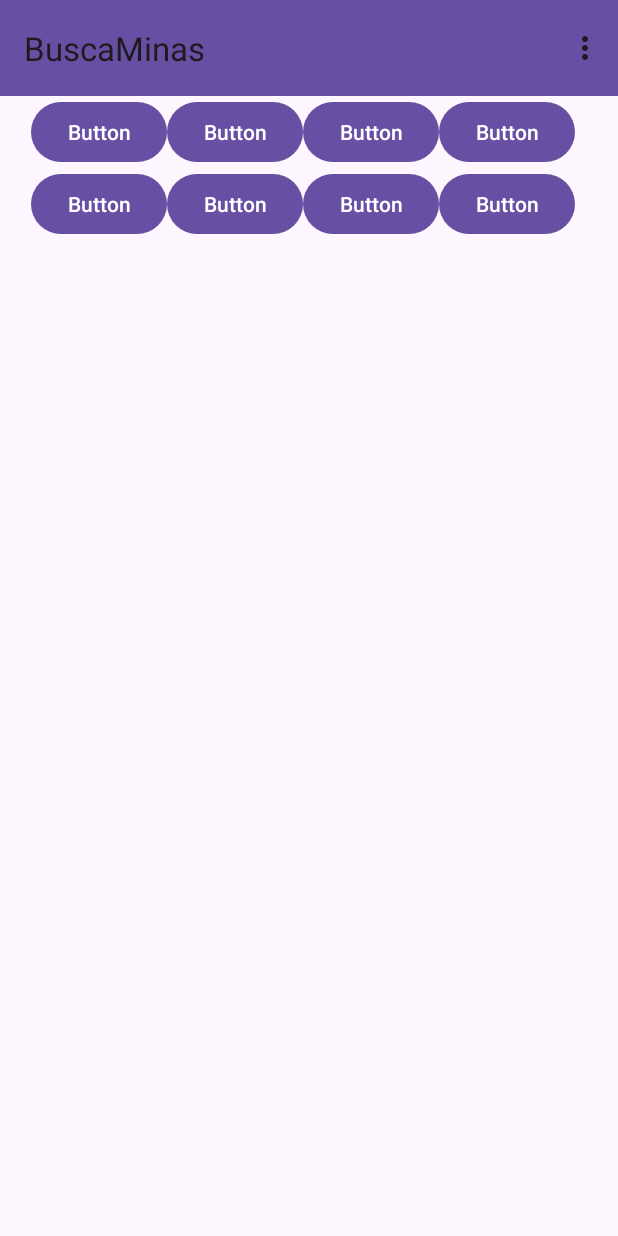
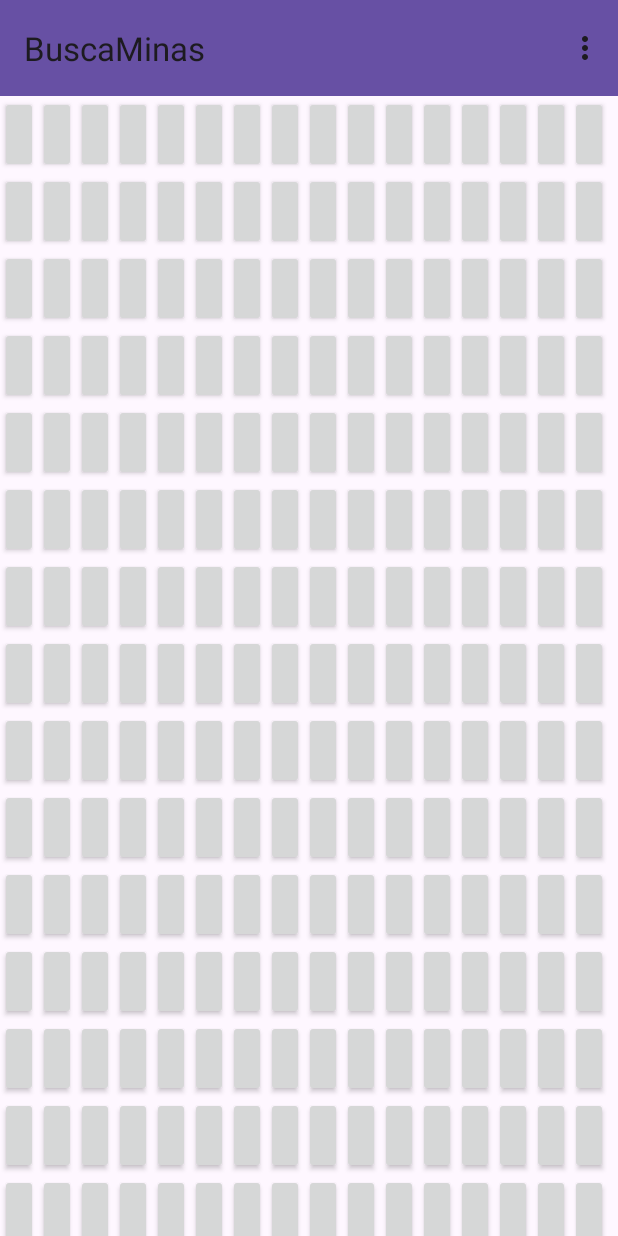
Before and after one commit to Snakeyesmp/BuscaPower-Ups, an Android app: the screen it shows after launch (MainActivity), on a phone screen of 412 x 824 dp. Run offline under Robolectric (Android 15) with nearby library versions, the phone set to English and light mode, and no system bars.

Commit message:
Se pone el grid segun el numero de botones

```diff
--- a/app/src/main/java/com/example/buscaminas/MainActivity.kt
+++ b/app/src/main/java/com/example/buscaminas/MainActivity.kt
@@ -2,8 +2,13 @@ package com.example.buscaminas
 
 import androidx.appcompat.app.AppCompatActivity
 import android.os.Bundle
+import android.util.DisplayMetrics
 import android.view.Menu
+import android.widget.Button
 import androidx.appcompat.widget.Toolbar
+import androidx.core.view.marginBottom
+import androidx.core.view.setMargins
+import androidx.gridlayout.widget.GridLayout
 
 class MainActivity : AppCompatActivity() {
     override fun onCreate(savedInstanceState: Bundle?) {
@@ -11,9 +16,42 @@ class MainActivity : AppCompatActivity() {
         setContentView(R.layout.activity_main)
 
         // se crea un objeto toolbar, ¡importante importar el correcto!
-        val toolbar = findViewById<Toolbar>(R.id.toolbar)
+        val toolbar : Toolbar = findViewById (R.id.toolbar)
         // hace que la toolbar funcione como actionbar para la activity window actual
         setSupportActionBar(toolbar)
+
+        val gridLayout : GridLayout = findViewById(R.id.grid)
+
+        val rowCount = 16
+        val columnCount = 16
+
+        // Esta manera de obtener cuanto mide la pantalla está deprecated, pero al estar usando una API antigua no queda otra
+        val displayMetrics = DisplayMetrics()
+        windowManager.defaultDisplay.getMetrics(displayMetrics)
+
+        val screenWidth = displayMetrics.widthPixels
+        val screenHeight = displayMetrics.heightPixels
+
+        // el ancho del botón será el ancho de la pantalla dividido por el numero de columnas
+        val cellWidth = screenWidth / columnCount
+        val cellHeight = screenHeight / rowCount
+
+        gridLayout.rowCount = rowCount
+        gridLayout.columnCount = columnCount
+
+        for (i in 1..rowCount) {
+            for (j in 1..columnCount) {
+                var cell = Button(this)
+                // Esto es para poder cambiar los parámetros del boton ( tamaño, margenes, etc.)
+                cell.layoutParams = GridLayout.LayoutParams().apply {
+                    width = cellWidth
+                    height = cellHeight
+                }
+
+                // Agrega la celda al GridLayout.
+                gridLayout.addView(cell)
+            }
+        }
 
 
 
--- a/app/src/main/res/layout/activity_main.xml
+++ b/app/src/main/res/layout/activity_main.xml
@@ -2,6 +2,7 @@
 <androidx.constraintlayout.widget.ConstraintLayout xmlns:android="http://schemas.android.com/apk/res/android"
     xmlns:app="http://schemas.android.com/apk/res-auto"
     xmlns:tools="http://schemas.android.com/tools"
+    android:id="@+id/contraintLayout"
     android:layout_width="match_parent"
     android:layout_height="match_parent"
     tools:context=".MainActivity">
@@ -17,12 +18,17 @@
         app:layout_constraintStart_toStartOf="parent"
         app:layout_constraintTop_toTopOf="parent" />
 
-    <include
-        layout="@layout/tableroprincipiante"
-        android:layout_width="371dp"
-        android:layout_height="348dp"
+    <androidx.gridlayout.widget.GridLayout
+        android:id="@+id/grid"
+        android:layout_width="0dp"
+        android:layout_height="0dp"
+        android:layout_gravity="center"
+        app:layout_constraintBottom_toBottomOf="parent"
         app:layout_constraintEnd_toEndOf="parent"
+        app:layout_constraintHorizontal_bias="0.0"
         app:layout_constraintStart_toStartOf="parent"
-        app:layout_constraintTop_toBottomOf="@+id/toolbar" />
+        app:layout_constraintTop_toBottomOf="@+id/toolbar">
+
+    </androidx.gridlayout.widget.GridLayout>
 
 </androidx.constraintlayout.widget.ConstraintLayout>
--- a/app/src/main/res/layout/tableroprincipiante.xml
+++ /dev/null
@@ -1,81 +0,0 @@
-<?xml version="1.0" encoding="utf-8"?>
-<androidx.constraintlayout.widget.ConstraintLayout xmlns:android="http://schemas.android.com/apk/res/android"
-    xmlns:app="http://schemas.android.com/apk/res-auto"
-    xmlns:tools="http://schemas.android.com/tools"
-    android:layout_width="match_parent"
-    android:layout_height="match_parent">
-
-    <androidx.gridlayout.widget.GridLayout
-        android:layout_width="0dp"
-        android:layout_height="0dp"
-        app:layout_constraintBottom_toBottomOf="parent"
-        app:layout_constraintEnd_toEndOf="parent"
-        app:layout_constraintStart_toStartOf="parent"
-        app:layout_constraintTop_toTopOf="parent">
-
-        <Button
-            android:id="@+id/button"
-            android:layout_width="wrap_content"
-            android:layout_height="wrap_content"
-            android:text="Button"
-            app:layout_column="0"
-            app:layout_row="0" />
-
-        <Button
-            android:id="@+id/button2"
-            android:layout_width="wrap_content"
-            android:layout_height="wrap_content"
-            android:text="Button"
-            app:layout_column="1"
-            app:layout_row="0" />
-
-        <Button
-            android:id="@+id/button3"
-            android:layout_width="wrap_content"
-            android:layout_height="wrap_content"
-            android:text="Button"
-            app:layout_column="2"
-            app:layout_row="0" />
-
-        <Button
-            android:id="@+id/button4"
-            android:layout_width="wrap_content"
-            android:layout_height="wrap_content"
-            android:text="Button"
-            app:layout_column="3"
-            app:layout_row="0" />
-
-        <Button
-            android:id="@+id/button5"
-            android:layout_width="wrap_content"
-            android:layout_height="wrap_content"
-            android:text="Button"
-            app:layout_column="0"
-            app:layout_row="1" />
-
-        <Button
-            android:id="@+id/button6"
-            android:layout_width="wrap_content"
-            android:layout_height="wrap_content"
-            android:text="Button"
-            app:layout_column="1"
-            app:layout_row="1" />
-
-        <Button
-            android:id="@+id/button7"
-            android:layout_width="wrap_content"
-            android:layout_height="wrap_content"
-            android:text="Button"
-            app:layout_column="2"
-            app:layout_row="1" />
-
-        <Button
-            android:id="@+id/button8"
-            android:layout_width="wrap_content"
-            android:layout_height="wrap_content"
-            android:text="Button"
-            app:layout_column="3"
-            app:layout_row="1" />
-
-    </androidx.gridlayout.widget.GridLayout>
-</androidx.constraintlayout.widget.ConstraintLayout>
```
